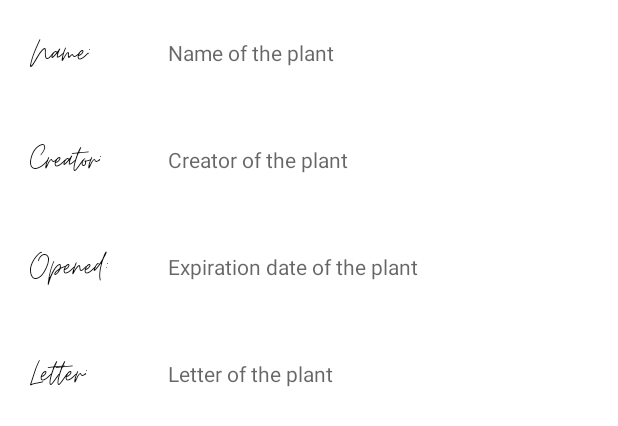
After one commit to LuisBLopez/plant-time, an Android app: the layout fragment_view_plant.xml on its own in the app's theme, with its tools: preview values and no code run, on a phone screen of 412 x 824 dp. The commit adds this screen. Shown: the top 426 px of the screen. Run offline under Robolectric (Android 15) with nearby library versions, the phone set to English and light mode, and no system bars.

Commit message:
* Added Fragment to view a plant when it is available

```diff
--- a/app/build.gradle
+++ b/app/build.gradle
@@ -59,6 +59,7 @@ dependencies {
     implementation 'com.android.support:multidex:1.0.3'
     implementation 'org.jetbrains.kotlinx:kotlinx-coroutines-android:1.4.1'
     implementation 'com.google.firebase:firebase-database:19.6.0'
+    implementation 'androidx.legacy:legacy-support-v4:1.0.0'
     kapt 'androidx.room:room-compiler:2.2.6'
     testImplementation 'junit:junit:4.+'
     androidTestImplementation 'androidx.test.ext:junit:1.1.2'
--- a/app/src/main/java/com/example/planttime/MainActivity.kt
+++ b/app/src/main/java/com/example/planttime/MainActivity.kt
@@ -5,10 +5,7 @@ import android.widget.ImageView
 import androidx.appcompat.app.AppCompatActivity
 import androidx.viewpager.widget.ViewPager
 import com.example.planttime.ui.view.SectionsPagerAdapter
-import com.google.android.material.floatingactionbutton.FloatingActionButton
-import com.google.android.material.snackbar.Snackbar
 import com.google.android.material.tabs.TabLayout
-import com.google.firebase.firestore.FirebaseFirestore
 
 class MainActivity : AppCompatActivity() {
 
@@ -23,5 +20,6 @@ class MainActivity : AppCompatActivity() {
         //val fab: FloatingActionButton = findViewById(R.id.fab)
         val logo: ImageView = findViewById(R.id.logo)
         logo.setImageResource(R.drawable.logo)
+
     }
 }
--- /dev/null
+++ b/app/src/main/res/layout/fragment_view_plant.xml
@@ -0,0 +1,93 @@
+<?xml version="1.0" encoding="utf-8"?>
+<androidx.constraintlayout.widget.ConstraintLayout xmlns:android="http://schemas.android.com/apk/res/android"
+    xmlns:tools="http://schemas.android.com/tools"
+    xmlns:app="http://schemas.android.com/apk/res-auto"
+    android:layout_width="match_parent"
+    android:layout_height="match_parent"
+    tools:context=".ui.view.ViewPlantFragment">
+
+     <LinearLayout
+         android:layout_height="wrap_content"
+         android:layout_width="match_parent"
+         app:layout_constraintTop_toTopOf="parent"
+         app:layout_constraintStart_toStartOf="parent">
+         <TableLayout
+             android:layout_width="match_parent"
+             android:layout_height="wrap_content">
+             <TableRow>
+                 <TextView
+                     android:layout_width="wrap_content"
+                     android:layout_height="wrap_content"
+                     android:layout_margin="20dp"
+                     android:text="Name:"
+                     android:fontFamily="@font/moontime_regular"
+                     android:textSize="25dp"
+                     android:textColor="@color/black"
+                     ></TextView>
+                 <TextView
+                     android:layout_width="wrap_content"
+                     android:layout_height="wrap_content"
+                     android:layout_margin="20dp"
+                     android:id="@+id/plant_name"
+                     android:hint="Name of the plant"
+                     ></TextView>
+             </TableRow>
+             <TableRow>
+                 <TextView
+                     android:layout_width="wrap_content"
+                     android:layout_height="wrap_content"
+                     android:layout_margin="20dp"
+                     android:text="Creator:"
+                     android:fontFamily="@font/moontime_regular"
+                     android:textSize="25dp"
+                     android:textColor="@color/black"
+                     ></TextView>
+                 <TextView
+                     android:layout_width="wrap_content"
+                     android:layout_height="wrap_content"
+                     android:layout_margin="20dp"
+                     android:id="@+id/plant_creator"
+                     android:hint="Creator of the plant"
+                     ></TextView>
+             </TableRow>
+             <TableRow>
+                 <TextView
+                     android:layout_width="wrap_content"
+                     android:layout_height="wrap_content"
+                     android:layout_margin="20dp"
+                     android:text="Opened:"
+                     android:fontFamily="@font/moontime_regular"
+                     android:textSize="25dp"
+                     android:textColor="@color/black"
+                     ></TextView>
+                 <TextView
+                     android:layout_width="wrap_content"
+                     android:layout_height="wrap_content"
+                     android:layout_margin="20dp"
+                     android:id="@+id/expiration_date"
+                     android:hint="Expiration date of the plant"
+                     android:inputType="date"
+                     ></TextView>
+             </TableRow>
+             <TableRow>
+                 <TextView
+                     android:layout_width="wrap_content"
+                     android:layout_height="wrap_content"
+                     android:layout_margin="20dp"
+                     android:text="Letter:"
+                     android:fontFamily="@font/moontime_regular"
+                     android:textSize="25dp"
+                     android:textColor="@color/black"
+                     ></TextView>
+                 <TextView
+                     android:layout_width="wrap_content"
+                     android:layout_height="wrap_content"
+                     android:layout_margin="20dp"
+                     android:id="@+id/plant_letter"
+                     android:hint="Letter of the plant"
+                     android:maxLines="20"
+                     ></TextView>
+             </TableRow>
+         </TableLayout>
+     </LinearLayout>
+</androidx.constraintlayout.widget.ConstraintLayout>
--- a/build.gradle
+++ b/build.gradle
@@ -19,6 +19,7 @@ allprojects {
     repositories {
         google()
         jcenter()
+        maven { url  "https://dl.bintray.com/unsplash/unsplash-photopicker-android" }
     }
 }
 
```
Also changed, not shown: app/src/main/java/com/example/planttime/ui/view/PlantAdapter.kt (+13 -3 lines), app/src/main/java/com/example/planttime/ui/view/ViewPlantFragment.kt (added, +66 -0 lines), app/src/main/java/com/example/planttime/ui/viewmodel/PageViewModel.kt (+37 -0 lines), 1 other file.
